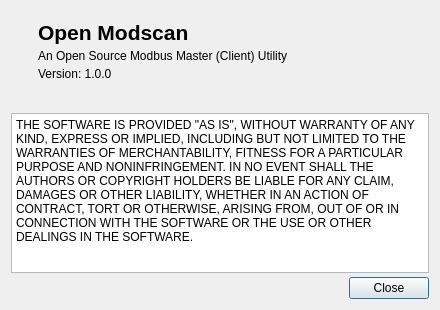
The window that omodscan/dialogs/dialogabout.ui (sanny32/OpenModScan) describes before a commit, drawn with Qt 5.
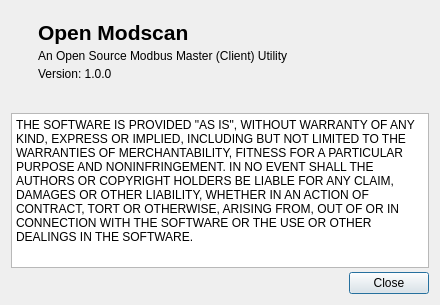
The same window after the commit. Icons and pictures are not drawn.

Commit message: Correct dialog about

The edit to the form file:
```diff
--- a/omodscan/dialogs/dialogabout.ui
+++ b/omodscan/dialogs/dialogabout.ui
@@ -7,7 +7,7 @@
     <x>0</x>
     <y>0</y>
     <width>440</width>
-    <height>310</height>
+    <height>305</height>
    </rect>
   </property>
   <property name="sizePolicy">
@@ -142,7 +142,7 @@
      <property name="maximumSize">
       <size>
        <width>16777215</width>
-       <height>160</height>
+       <height>155</height>
       </size>
      </property>
      <property name="verticalScrollBarPolicy">
```
